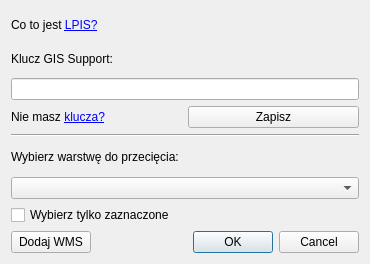
MarekChroszcz/qgis-lpis-plugin, file intersect_lpis_module.ui: the form before one commit.
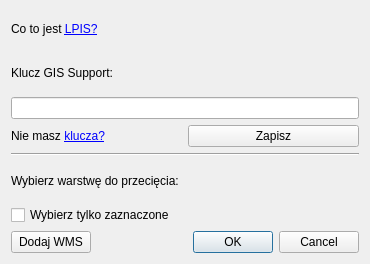
The form after the commit. Custom widgets are drawn as their Qt base class.

Commit message: Fix for Windows/Mac

The edit to the form file:
```diff
--- a/intersect_lpis_module.ui
+++ b/intersect_lpis_module.ui
@@ -16,7 +16,7 @@
   <property name="windowTitle">
    <string>Przecięcia LPIS</string>
   </property>
-  <layout class="QVBoxLayout" name="verticalLayout">
+  <layout class="QVBoxLayout" name="verticalLayout_2">
    <item>
     <widget class="QLabel" name="label_3">
      <property name="text">
@@ -75,15 +75,15 @@
     </widget>
    </item>
    <item>
+    <layout class="QVBoxLayout" name="verticalLayout">
+     <item>
     <widget class="QLabel" name="label">
      <property name="text">
       <string>Wybierz warstwę do przecięcia:</string>
      </property>
     </widget>
    </item>
-   <item>
-    <widget class="QgsMapLayerComboBox" name="layerComboBox">
-    </widget>
+    </layout>
    </item>
    <item>
     <widget class="QCheckBox" name="selectCheckBox">
@@ -112,13 +112,6 @@
    </item>
   </layout>
  </widget>
- <customwidgets>
-  <customwidget>
-   <class>QgsMapLayerComboBox</class>
-   <extends>QComboBox</extends>
-   <header>qgsmaplayercombobox.h</header>
-  </customwidget>
- </customwidgets>
  <resources/>
  <connections>
   <connection>
```
Lines whose indentation alone changed are shown as unchanged. The commit also changes 1 other file.
